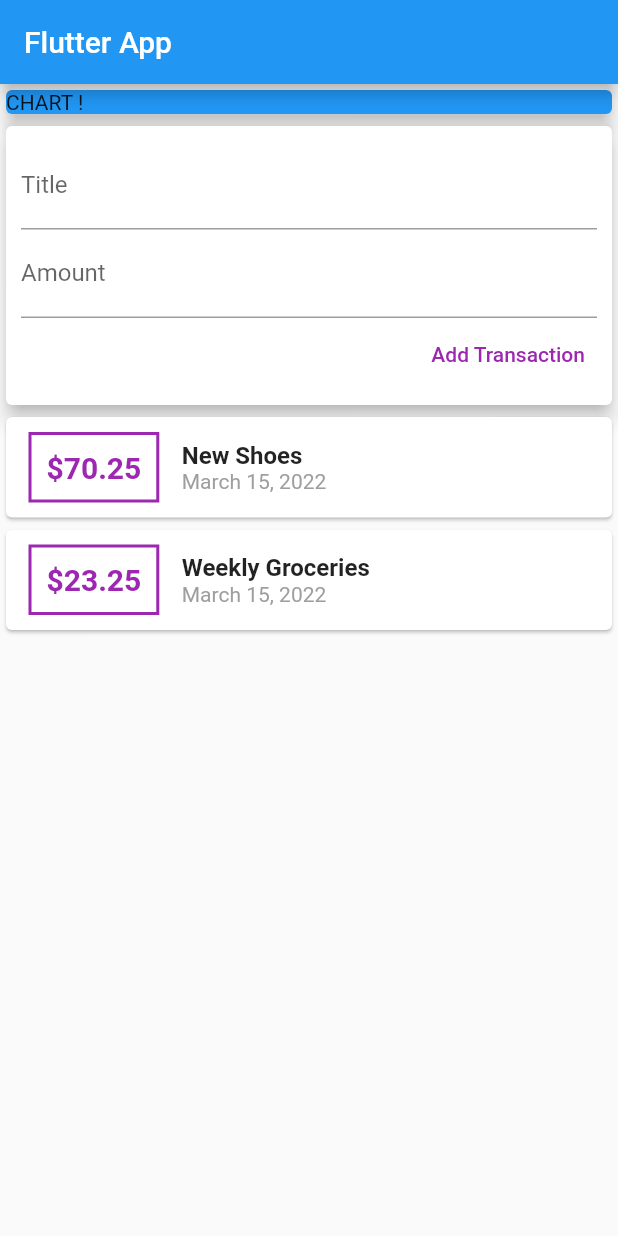
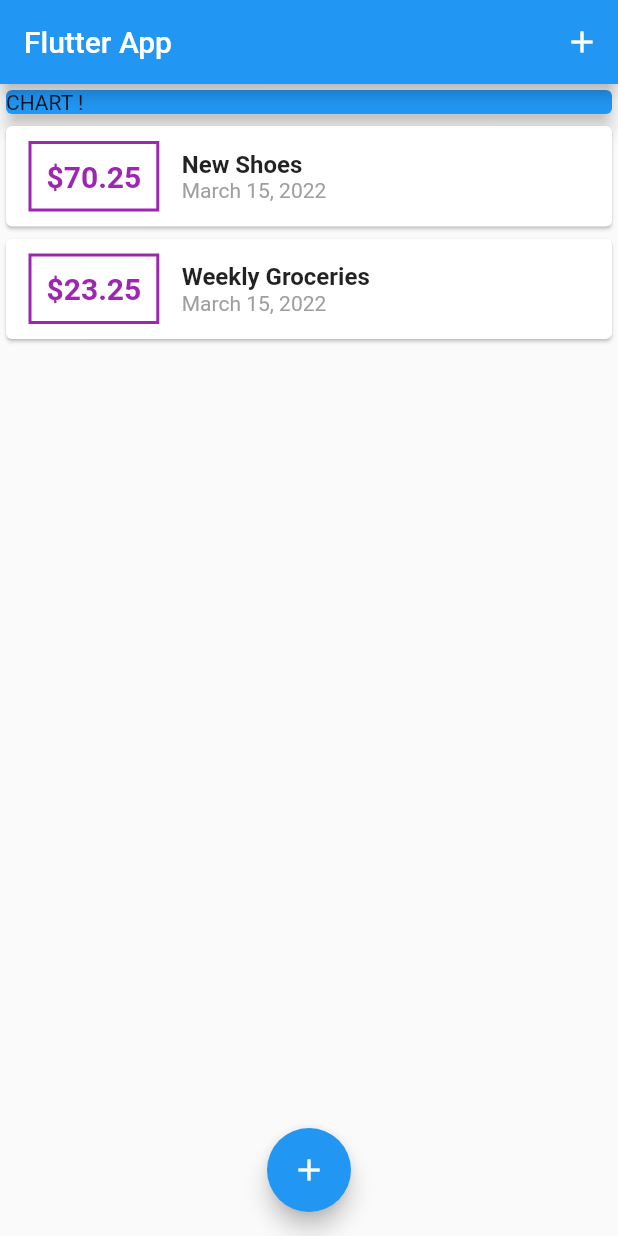
Before and after one commit to Fadikossentini/ExpensePlanner, a Flutter app: the screen it shows after launch, on a phone screen of 412 x 824 dp. Run offline on Flutter 3.47's test engine with Material 2 defaults, Android fonts, the phone set to English and light mode, and no system bars.

Commit message:
improving and styling

```diff
--- a/lib/main.dart
+++ b/lib/main.dart
@@ -1,5 +1,8 @@
-import 'package:expense_planner/widgets/user_transactions.dart';
+import 'package:expense_planner/widgets/new_transaction.dart';
+import 'package:flutter/gestures.dart';
+import './widgets/transaction_list.dart';
 import 'package:flutter/material.dart';
+import './models/transaction.dart';
 
 void main() => runApp(MyApp());
 
@@ -13,18 +16,66 @@ class MyApp extends StatelessWidget {
   }
 }
 
-class MyHomePage extends StatelessWidget {
+class MyHomePage extends StatefulWidget {
+  @override
+  State<MyHomePage> createState() => _MyHomePageState();
+}
+
+class _MyHomePageState extends State<MyHomePage> {
   // String titleInput = '';
-  // String amountInput = '';
 
-  final titleController = TextEditingController();
-  final amountController = TextEditingController();
+  final List<Transaction> _userTransactions = [
+    Transaction(
+      id: 't1',
+      title: 'New Shoes',
+      amount: 70.25,
+      date: DateTime.now(),
+    ),
+    Transaction(
+      id: 't2',
+      title: 'Weekly Groceries',
+      amount: 23.25,
+      date: DateTime.now(),
+    ),
+  ];
+
+  void _addNewTransaction(String txTitle, double txAmount) {
+    final newTx = Transaction(
+      title: txTitle,
+      amount: txAmount,
+      date: DateTime.now(),
+      id: DateTime.now().toString(),
+    );
+
+    setState(() {
+      _userTransactions.add(newTx);
+    });
+  }
+
+  void _startAddNewTransaction(BuildContext ctx) {
+    showModalBottomSheet(
+      context: ctx,
+      builder: (_) {
+        return GestureDetector(
+          onTap: () {},
+          child: NewTransaction(_addNewTransaction),
+          behavior: HitTestBehavior.opaque,
+        );
+      },
+    );
+  }
 
   @override
   Widget build(BuildContext context) {
     return Scaffold(
       appBar: AppBar(
         title: Text('Flutter App'),
+        actions: [
+          IconButton(
+            icon: Icon(Icons.add),
+            onPressed: () => _startAddNewTransaction(context),
+          )
+        ],
       ),
       body: SingleChildScrollView(
         child: Column(
@@ -39,9 +90,14 @@ class MyHomePage extends StatelessWidget {
                 elevation: 5,
               ),
             ),
-            UserTransactions()
+            TransactionList(_userTransactions),
           ],
         ),
+      ),
+      floatingActionButtonLocation: FloatingActionButtonLocation.centerFloat,
+      floatingActionButton: FloatingActionButton(
+        child: Icon(Icons.add),
+        onPressed: () => _startAddNewTransaction(context),
       ),
     );
   }
--- a/lib/widgets/transaction_list.dart
+++ b/lib/widgets/transaction_list.dart
@@ -30,7 +30,7 @@ class TransactionList extends StatelessWidget {
                   ),
                   padding: EdgeInsets.all(10),
                   child: Text(
-                    '\$${transactions[index].amount}',
+                    '\$${transactions[index].amount.toStringAsFixed(2)}',
                     style: TextStyle(
                       fontWeight: FontWeight.bold,
                       fontSize: 20,
--- a/lib/widgets/user_transactions.dart
+++ /dev/null
@@ -1,49 +0,0 @@
-import 'package:flutter/material.dart';
-import './new_transaction.dart';
-import './transaction_list.dart';
-import '../models/transaction.dart';
-
-class UserTransactions extends StatefulWidget {
-  @override
-  _UserTransactionsState createState() => _UserTransactionsState();
-}
-
-class _UserTransactionsState extends State<UserTransactions> {
-  final List<Transaction> _userTransactions = [
-    Transaction(
-      id: 't1',
-      title: 'New Shoes',
-      amount: 70.25,
-      date: DateTime.now(),
-    ),
-    Transaction(
-      id: 't2',
-      title: 'Weekly Groceries',
-      amount: 23.25,
-      date: DateTime.now(),
-    ),
-  ];
-
-  void _addNewTransaction(String txTitle, double txAmount) {
-    final newTx = Transaction(
-      title: txTitle,
-      amount: txAmount,
-      date: DateTime.now(),
-      id: DateTime.now().toString(),
-    );
-
-    setState(() {
-      _userTransactions.add(newTx);
-    });
-  }
-
-  @override
-  Widget build(BuildContext context) {
-    return Column(
-      children: [
-        NewTransaction(_addNewTransaction),
-        TransactionList(_userTransactions),
-      ],
-    );
-  }
-}
```
Also changed, not shown: lib/widgets/new_transaction.dart (+32 -12 lines).
